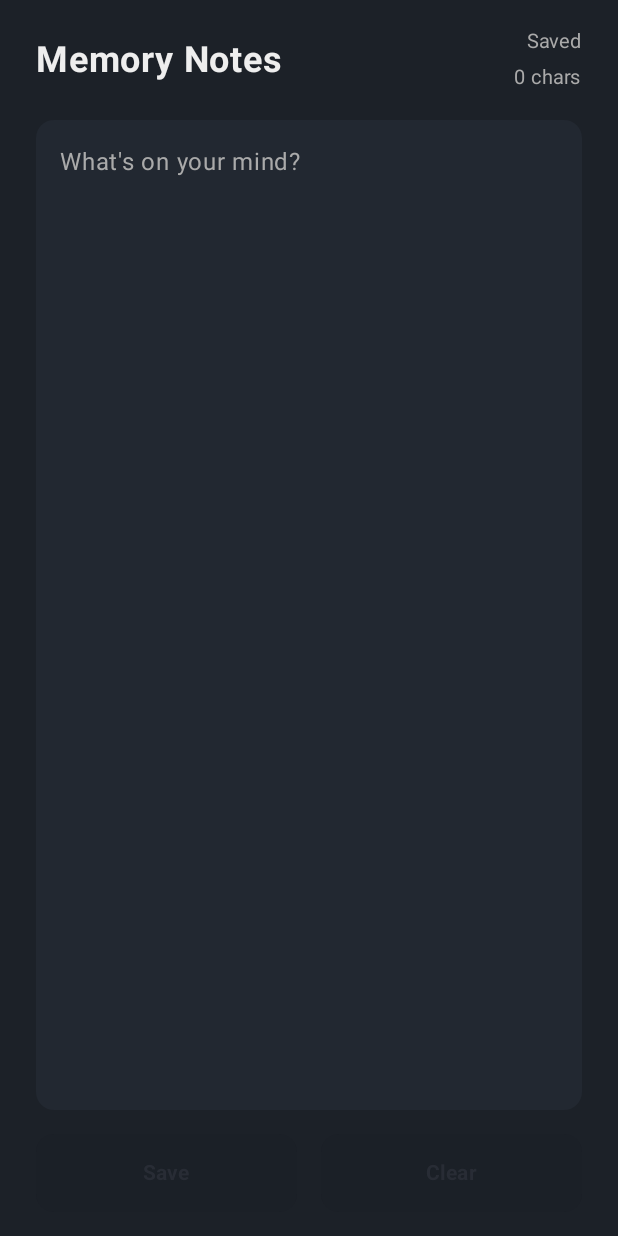
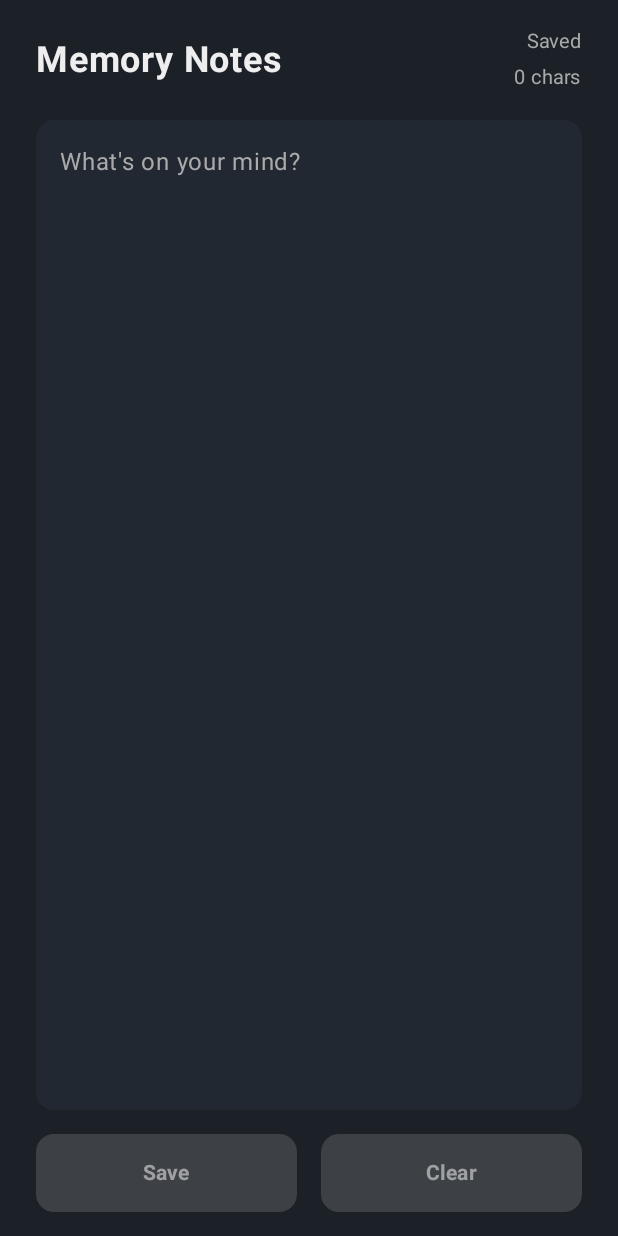
Before and after one commit to yash-144/MemoryNotes, an Android app built with Jetpack Compose: the screen it shows after launch (MainActivity), on a phone screen of 412 x 824 dp. Run offline under Robolectric (Android 15) with nearby library versions, the phone set to English and light mode, and no system bars.

Commit message:
fixed bug where the save and clear disabled state buttons are not visible when device is not in dark mode

```diff
--- a/app/src/main/java/com/pixbuilds/memorynotes/MainActivity.kt
+++ b/app/src/main/java/com/pixbuilds/memorynotes/MainActivity.kt
@@ -154,7 +154,9 @@ class MainActivity : ComponentActivity() {
                                 shape = RoundedCornerShape(12.dp),
                                 colors = ButtonDefaults.buttonColors(
                                     containerColor = primaryActionColor,
-                                    contentColor = darkBlue
+                                    contentColor = darkBlue,
+                                    disabledContainerColor = Color.Gray.copy(alpha = 0.3f),
+                                    disabledContentColor = Color.White.copy(alpha = 0.5f)
                                 ),
                                 enabled = unSavedChanges && textState.value.isNotBlank()
                             ) {
@@ -166,7 +168,9 @@ class MainActivity : ComponentActivity() {
                                 shape = RoundedCornerShape(12.dp),
                                 colors = ButtonDefaults.buttonColors(
                                     containerColor = destructiveActionColor,
-                                    contentColor = Color.White
+                                    contentColor = Color.White,
+                                    disabledContainerColor = Color.Gray.copy(alpha = 0.3f),
+                                    disabledContentColor = Color.White.copy(alpha = 0.5f)
                                 ),
                                 enabled = textState.value.isNotEmpty()
                             ) {
```
Also changed, not shown: 2 other files.
